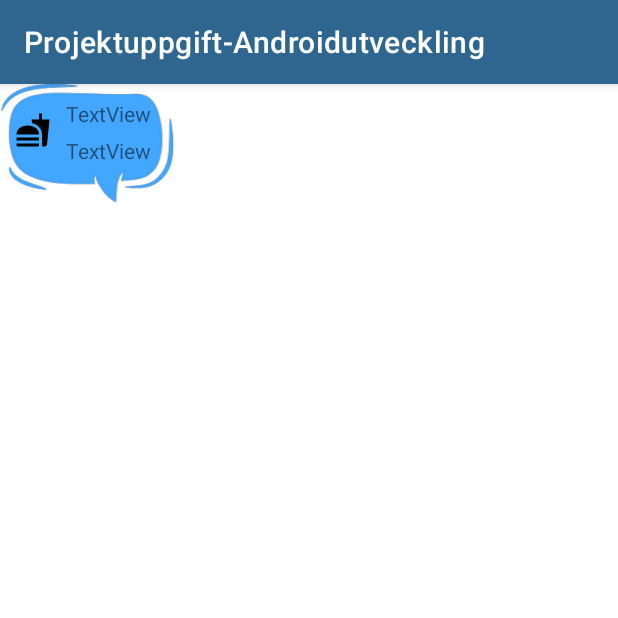
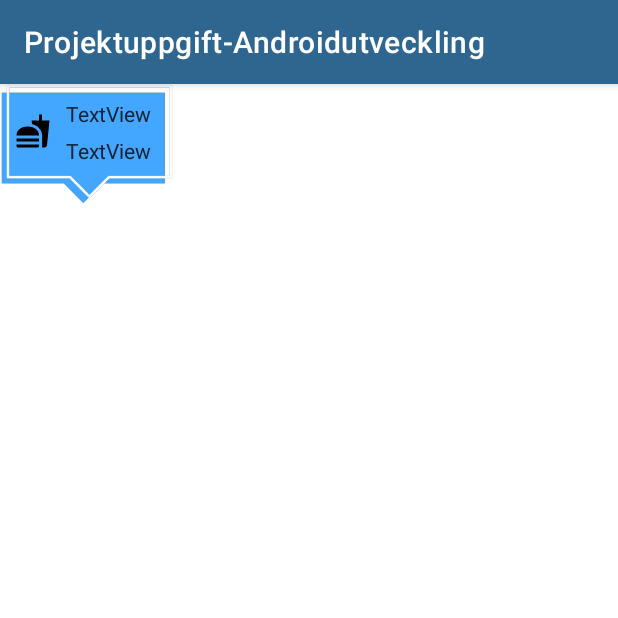
Before and after one commit to markopaunovic1/Projektuppgift-Androidutveckling, an Android app: the MapInfoWindowActivity screen opened directly, with no data from a screen before it, on a phone screen of 412 x 824 dp, the top half of it. Run offline under Robolectric (Android 15) with nearby library versions, the phone set to English and light mode, and no system bars; Roboto replaces fonts that are not available here.

Commit message:
Map Update 1

```diff
--- a/app/src/main/res/layout/activity_map_info_window.xml
+++ b/app/src/main/res/layout/activity_map_info_window.xml
@@ -4,7 +4,7 @@
     xmlns:tools="http://schemas.android.com/tools"
     android:layout_width="wrap_content"
     android:layout_height="wrap_content"
-    android:background="@drawable/bluetextbubbleedit"
+    android:background="@drawable/infowindowblueeditedit"
     tools:context=".User.MapInfoWindowActivity">
 
     <TextView
@@ -28,7 +28,7 @@
         android:layout_marginStart="10dp"
         android:layout_marginTop="5dp"
         android:layout_marginEnd="15dp"
-        android:layout_marginBottom="25dp"
+        android:layout_marginBottom="27dp"
         android:text="TextView"
         app:layout_constraintBottom_toBottomOf="parent"
         app:layout_constraintEnd_toEndOf="parent"
@@ -46,4 +46,28 @@
         app:layout_constraintTop_toTopOf="parent"
         app:layout_constraintVertical_bias="0.333"
         app:srcCompat="@drawable/baseline_fastfood_24" />
+
+    <TextView
+        android:id="@+id/personTextView"
+        android:layout_width="wrap_content"
+        android:layout_height="wrap_content"
+        android:layout_marginTop="10dp"
+        android:layout_marginEnd="15dp"
+        android:text="TextView"
+        app:layout_constraintEnd_toEndOf="parent"
+        app:layout_constraintTop_toTopOf="parent" />
+
+    <TextView
+        android:id="@+id/personEmailTextView"
+        android:layout_width="wrap_content"
+        android:layout_height="wrap_content"
+        android:layout_marginStart="10dp"
+        android:layout_marginTop="5dp"
+        android:layout_marginEnd="15dp"
+        android:layout_marginBottom="27dp"
+        android:text="TextView"
+        app:layout_constraintBottom_toBottomOf="parent"
+        app:layout_constraintEnd_toEndOf="parent"
+        app:layout_constraintStart_toEndOf="@+id/foodImageView"
+        app:layout_constraintTop_toBottomOf="@+id/restaurangTextView" />
 </androidx.constraintlayout.widget.ConstraintLayout>
```
Also changed, not shown: app/src/main/java/com/example/projektuppgift_androidutveckling/User/MapFood.kt (+48 -43 lines), app/src/main/java/com/example/projektuppgift_androidutveckling/User/PlacesInfoAdapter.kt (+18 -3 lines), app/src/main/res/drawable/infowindowblue.png (added), app/src/main/res/drawable/infowindowblueedit.png (added), app/src/main/res/drawable/infowindowblueeditedit.png (added).
